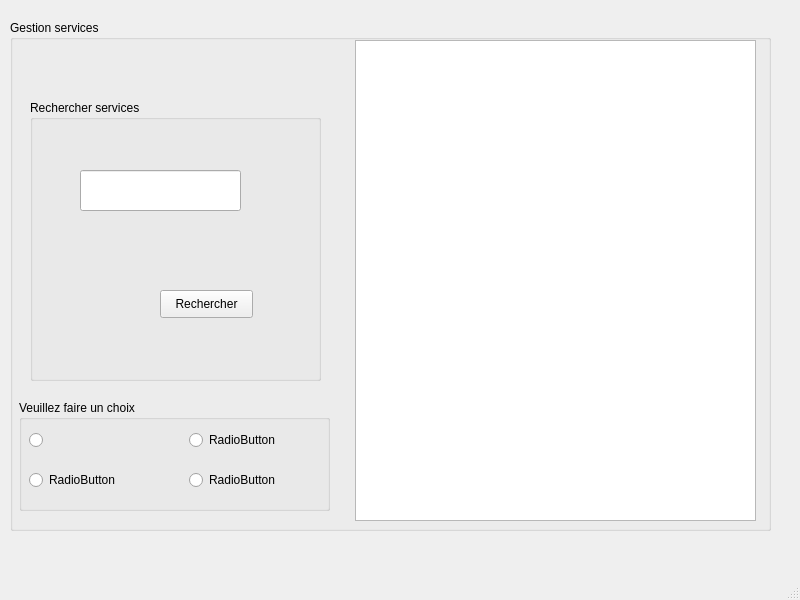
anwar448/projet_cpp_2A, file rechercher.ui: the form before one commit.
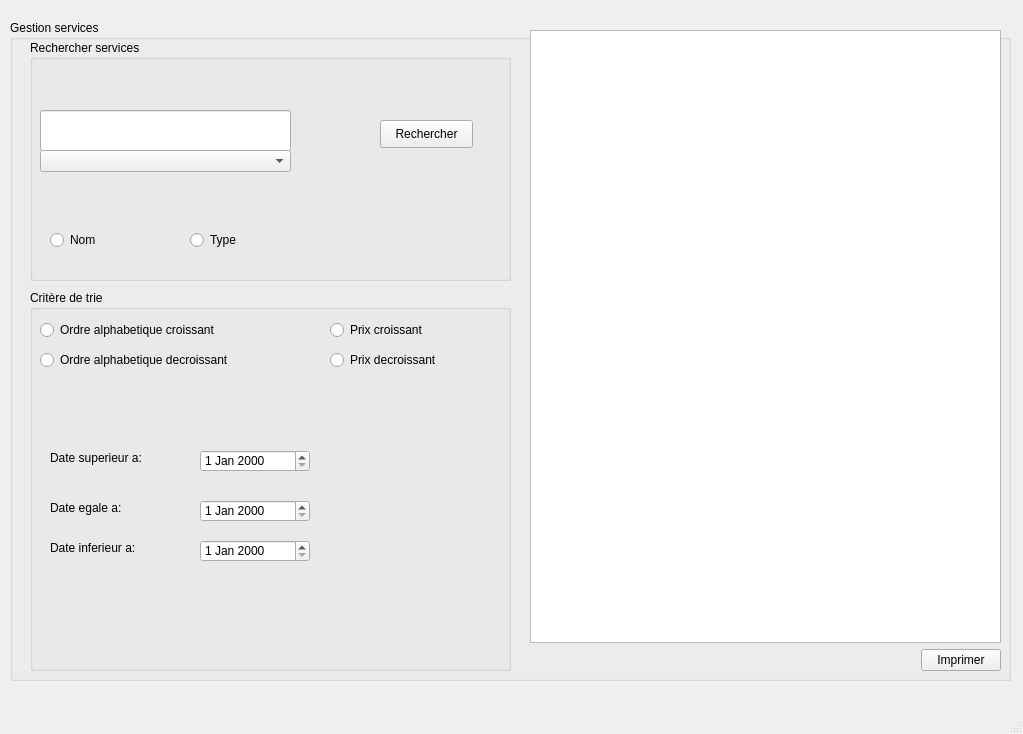
The form after the commit.

The edit to the form file:
```diff
--- a/rechercher.ui
+++ b/rechercher.ui
@@ -6,8 +6,8 @@
    <rect>
     <x>0</x>
     <y>0</y>
-    <width>800</width>
-    <height>600</height>
+    <width>1023</width>
+    <height>734</height>
    </rect>
   </property>
   <property name="windowTitle">
@@ -19,8 +19,8 @@
      <rect>
       <x>10</x>
       <y>20</y>
-      <width>761</width>
-      <height>511</height>
+      <width>1001</width>
+      <height>661</height>
      </rect>
     </property>
     <property name="title">
@@ -30,10 +30,16 @@
      <property name="geometry">
       <rect>
        <x>20</x>
-       <y>80</y>
-       <width>291</width>
+       <y>20</y>
+       <width>481</width>
+       <height>241</height>
+      </rect>
+     </property>
+     <property name="maximumSize">
+      <size>
+       <width>16777215</width>
        <height>281</height>
-      </rect>
+      </size>
      </property>
      <property name="title">
       <string>Rechercher services</string>
@@ -41,9 +47,9 @@
      <widget class="QLineEdit" name="lineEdit">
       <property name="geometry">
        <rect>
-        <x>50</x>
+        <x>10</x>
         <y>70</y>
-        <width>161</width>
+        <width>251</width>
         <height>41</height>
        </rect>
       </property>
@@ -51,8 +57,8 @@
      <widget class="QPushButton" name="pushButton">
       <property name="geometry">
        <rect>
-        <x>130</x>
-        <y>190</y>
+        <x>350</x>
+        <y>80</y>
         <width>93</width>
         <height>28</height>
        </rect>
@@ -61,82 +67,216 @@
        <string>Rechercher</string>
       </property>
      </widget>
-    </widget>
-    <widget class="QTableWidget" name="tableWidget">
-     <property name="geometry">
-      <rect>
-       <x>345</x>
-       <y>20</y>
-       <width>401</width>
-       <height>481</height>
-      </rect>
-     </property>
+     <widget class="QComboBox" name="comboBox">
+      <property name="geometry">
+       <rect>
+        <x>10</x>
+        <y>110</y>
+        <width>251</width>
+        <height>22</height>
+       </rect>
+      </property>
+     </widget>
+     <widget class="QRadioButton" name="radioButton_3">
+      <property name="geometry">
+       <rect>
+        <x>20</x>
+        <y>190</y>
+        <width>97</width>
+        <height>20</height>
+       </rect>
+      </property>
+      <property name="text">
+       <string>Nom </string>
+      </property>
+     </widget>
+     <widget class="QRadioButton" name="radioButton_4">
+      <property name="geometry">
+       <rect>
+        <x>160</x>
+        <y>190</y>
+        <width>97</width>
+        <height>20</height>
+       </rect>
+      </property>
+      <property name="text">
+       <string>Type </string>
+      </property>
+     </widget>
     </widget>
     <widget class="QGroupBox" name="groupBox_3">
      <property name="geometry">
       <rect>
-       <x>9</x>
-       <y>380</y>
-       <width>311</width>
-       <height>111</height>
+       <x>20</x>
+       <y>270</y>
+       <width>481</width>
+       <height>381</height>
       </rect>
      </property>
      <property name="title">
-      <string>Veuillez faire un choix</string>
+      <string>Critère de trie</string>
      </property>
+     <widget class="QLabel" name="label">
+      <property name="geometry">
+       <rect>
+        <x>20</x>
+        <y>160</y>
+        <width>121</width>
+        <height>16</height>
+       </rect>
+      </property>
+      <property name="text">
+       <string>Date superieur a:</string>
+      </property>
+     </widget>
      <widget class="QRadioButton" name="radioButton">
       <property name="geometry">
        <rect>
         <x>10</x>
         <y>30</y>
-        <width>97</width>
+        <width>211</width>
         <height>20</height>
        </rect>
       </property>
       <property name="text">
-       <string/>
+       <string>Ordre alphabetique croissant</string>
       </property>
      </widget>
      <widget class="QRadioButton" name="radioButton_2">
       <property name="geometry">
        <rect>
         <x>10</x>
-        <y>70</y>
-        <width>97</width>
+        <y>60</y>
+        <width>221</width>
         <height>20</height>
        </rect>
       </property>
       <property name="text">
-       <string>RadioButton</string>
+       <string>Ordre alphabetique decroissant</string>
       </property>
      </widget>
-     <widget class="QRadioButton" name="radioButton_3">
+     <widget class="QLabel" name="label_2">
       <property name="geometry">
        <rect>
+        <x>20</x>
+        <y>250</y>
+        <width>101</width>
+        <height>16</height>
+       </rect>
+      </property>
+      <property name="text">
+       <string>Date inferieur a:</string>
+      </property>
+     </widget>
+     <widget class="QLabel" name="label_3">
+      <property name="geometry">
+       <rect>
+        <x>20</x>
+        <y>210</y>
+        <width>101</width>
+        <height>16</height>
+       </rect>
+      </property>
+      <property name="text">
+       <string>Date egale a:</string>
+      </property>
+     </widget>
+     <widget class="QDateEdit" name="dateSup">
+      <property name="geometry">
+       <rect>
         <x>170</x>
+        <y>160</y>
+        <width>110</width>
+        <height>22</height>
+       </rect>
+      </property>
+     </widget>
+     <widget class="QDateEdit" name="dateEgale">
+      <property name="geometry">
+       <rect>
+        <x>170</x>
+        <y>210</y>
+        <width>110</width>
+        <height>22</height>
+       </rect>
+      </property>
+     </widget>
+     <widget class="QDateEdit" name="dateInf">
+      <property name="geometry">
+       <rect>
+        <x>170</x>
+        <y>250</y>
+        <width>110</width>
+        <height>22</height>
+       </rect>
+      </property>
+     </widget>
+     <widget class="QRadioButton" name="radioButton_5">
+      <property name="geometry">
+       <rect>
+        <x>300</x>
         <y>30</y>
-        <width>97</width>
+        <width>131</width>
         <height>20</height>
        </rect>
       </property>
       <property name="text">
-       <string>RadioButton</string>
+       <string>Prix croissant</string>
       </property>
      </widget>
-     <widget class="QRadioButton" name="radioButton_4">
+     <widget class="QRadioButton" name="radioButton_6">
       <property name="geometry">
        <rect>
-        <x>170</x>
-        <y>70</y>
-        <width>97</width>
+        <x>300</x>
+        <y>60</y>
+        <width>131</width>
         <height>20</height>
        </rect>
       </property>
       <property name="text">
-       <string>RadioButton</string>
+       <string>Prix decroissant</string>
       </property>
      </widget>
     </widget>
+    <widget class="QWidget" name="verticalLayoutWidget">
+     <property name="geometry">
+      <rect>
+       <x>520</x>
+       <y>10</y>
+       <width>471</width>
+       <height>641</height>
+      </rect>
+     </property>
+     <layout class="QVBoxLayout" name="verticalLayout_2">
+      <item>
+       <widget class="QTableWidget" name="tableWidget"/>
+      </item>
+      <item>
+       <layout class="QHBoxLayout" name="horizontalLayout">
+        <item>
+         <spacer name="horizontalSpacer">
+          <property name="orientation">
+           <enum>Qt::Horizontal</enum>
+          </property>
+          <property name="sizeHint" stdset="0">
+           <size>
+            <width>40</width>
+            <height>20</height>
+           </size>
+          </property>
+         </spacer>
+        </item>
+        <item>
+         <widget class="QPushButton" name="pushButton_2">
+          <property name="text">
+           <string>Imprimer</string>
+          </property>
+         </widget>
+        </item>
+       </layout>
+      </item>
+     </layout>
+    </widget>
    </widget>
   </widget>
   <widget class="QMenuBar" name="menubar">
```
Left out of the diff: 2 changed lines with no effect on the pictures.
